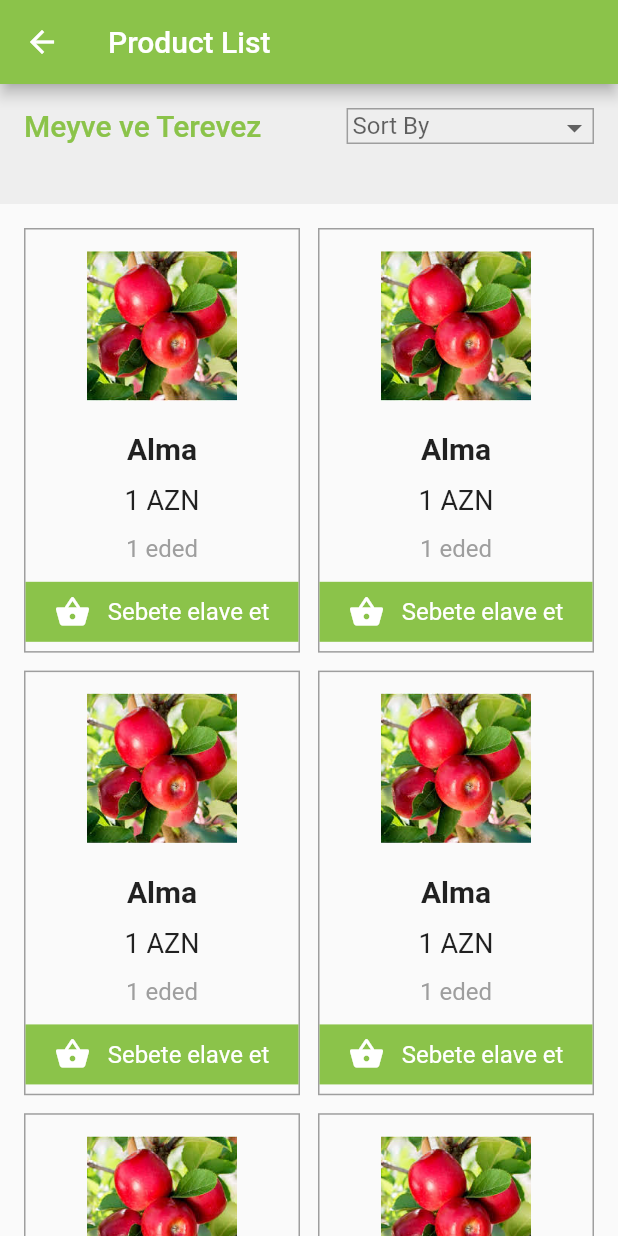
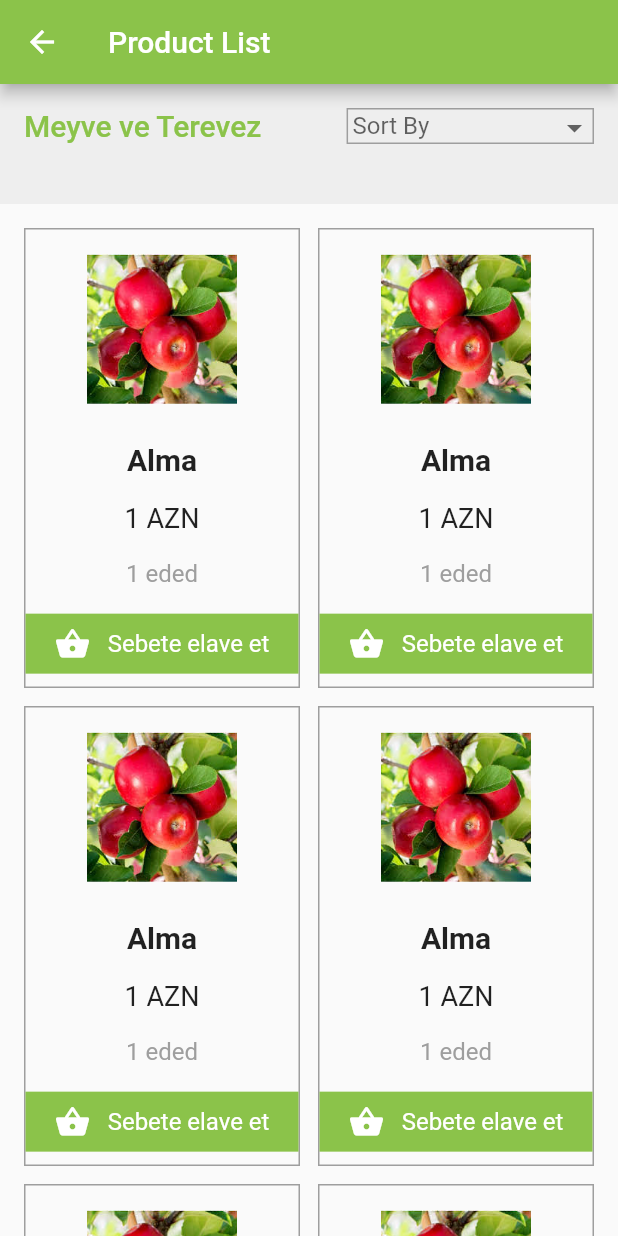
Before and after one commit to konuleminova/redux_sign_in_demo, a Flutter app: the ProductsPage screen opened by its route, on a phone screen of 412 x 824 dp. Run offline on Flutter 3.47's test engine with Material 2 defaults, Android fonts, the phone set to English and light mode, and no system bars; our stand-ins replace flutter_redux, redux, redux_thunk, shared_preferences; accounts and stored records are empty.

```diff
--- a/lib/ui/page/product_list.dart
+++ b/lib/ui/page/product_list.dart
@@ -63,7 +63,7 @@ class ProductsState extends State<ProductsPage> {
                   mainAxisSpacing: 12,
                   crossAxisCount: 2,
                   childAspectRatio: MediaQuery.of(context).size.width /
-                      (MediaQuery.of(context).size.height / 1.3)),
+                      (MediaQuery.of(context).size.height/1.2 )),
               delegate: new SliverChildBuilderDelegate(
                   (BuildContext context, int index) {
                 return new Container(
```
